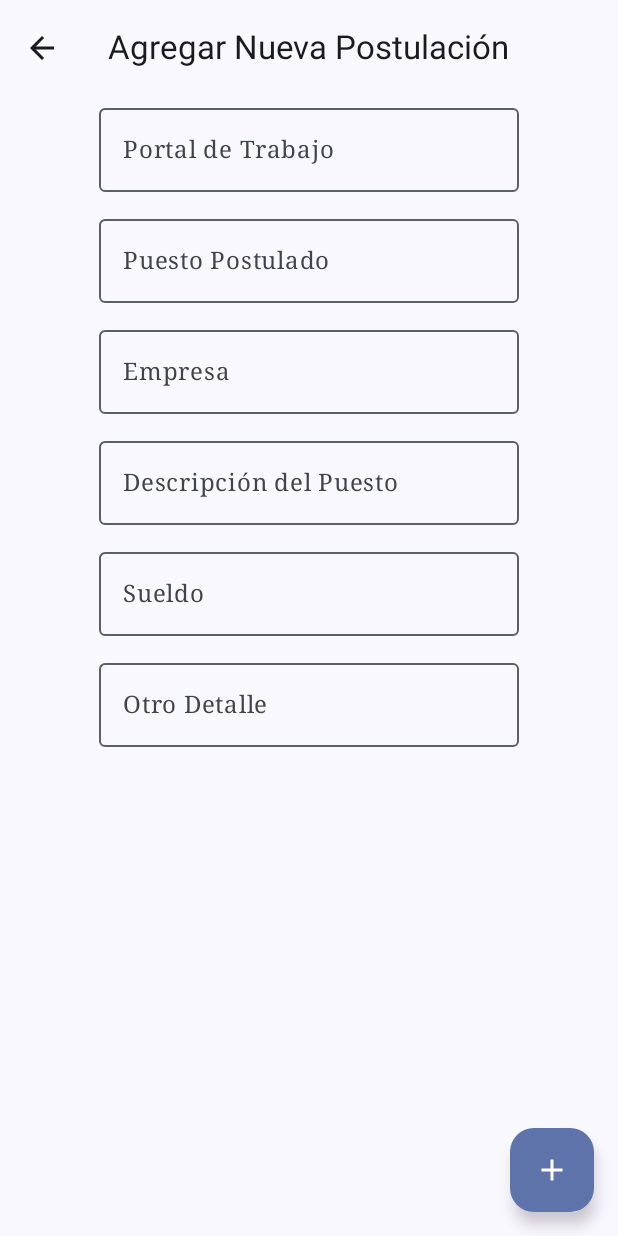
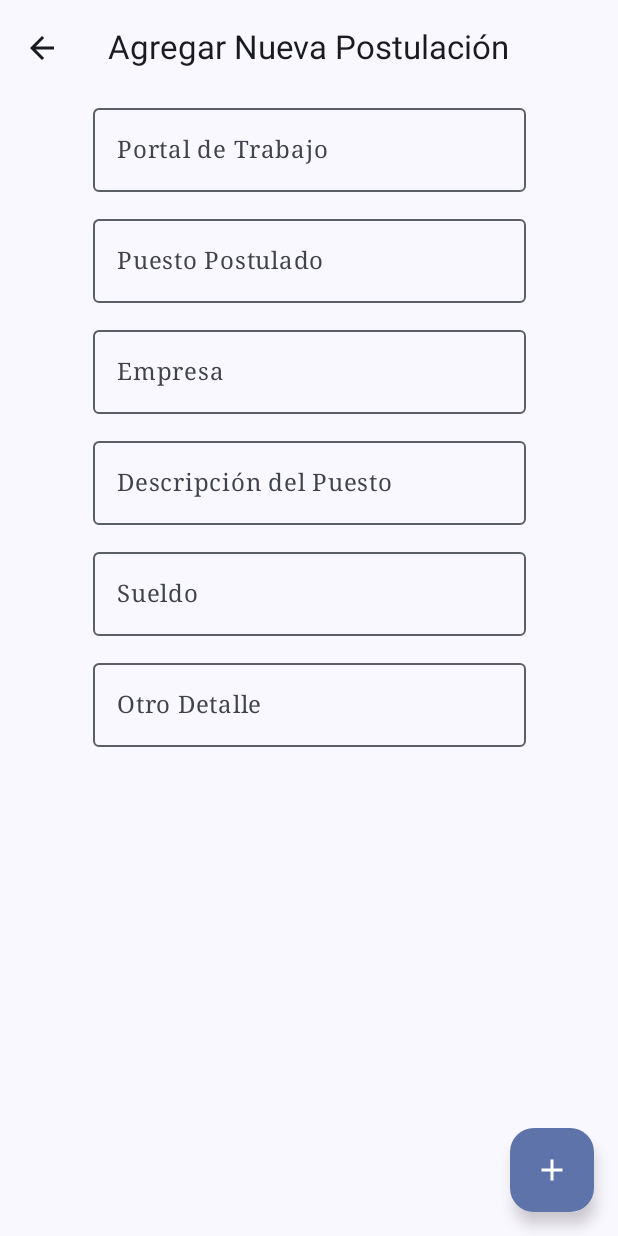
Before and after one commit to justerbass/MyJobMap, an Android app built with Jetpack Compose: the NewJob screen opened through its navigation route, on a phone screen of 412 x 824 dp. Run offline under Robolectric (Android 15) with nearby library versions, the phone set to English and light mode, and no system bars; our stand-ins replace Dagger/Hilt's generated code.

Commit message:
align and arragment newjob texts

```diff
--- a/app/src/main/java/cl/app/myjobmap/view/NewJob.kt
+++ b/app/src/main/java/cl/app/myjobmap/view/NewJob.kt
@@ -1,9 +1,13 @@
 package cl.app.myjobmap.view
 
+import androidx.annotation.FloatRange
 import androidx.compose.foundation.layout.Arrangement
 import androidx.compose.foundation.layout.Column
 import androidx.compose.foundation.layout.fillMaxSize
+import androidx.compose.foundation.layout.fillMaxWidth
 import androidx.compose.foundation.layout.padding
+import androidx.compose.foundation.layout.size
+import androidx.compose.foundation.text.KeyboardOptions
 import androidx.compose.material.icons.Icons
 import androidx.compose.material.icons.automirrored.filled.ArrowBack
 import androidx.compose.material.icons.filled.Add
@@ -21,6 +25,7 @@ import androidx.compose.runtime.remember
 import androidx.compose.ui.Alignment
 import androidx.compose.ui.Modifier
 import androidx.compose.ui.res.stringResource
+import androidx.compose.ui.text.input.KeyboardType
 import androidx.compose.ui.tooling.preview.Preview
 import androidx.navigation.NavController
 import cl.app.myjobmap.R
@@ -37,23 +42,24 @@ import java.time.format.DateTimeFormatter
 fun NewJob(
     navControler: NavController,
     viewModel: PostulationViewModel
-){
-    val postulation = remember { mutableStateOf("")}
-    val company = remember { mutableStateOf("")}
-    val recruiter = remember { mutableStateOf("")}
-    val description = remember { mutableStateOf("")}
-    val salary = remember { mutableStateOf("")}
-    val other = remember { mutableStateOf("")}
-    val date = remember { mutableStateOf("")}
-    val answer = remember { mutableStateOf("")}
+) {
+    val postulation = remember { mutableStateOf("") }
+    val company = remember { mutableStateOf("") }
+    val recruiter = remember { mutableStateOf("") }
+    val description = remember { mutableStateOf("") }
+    val salary = remember { mutableStateOf("") }
+    val other = remember { mutableStateOf("") }
+    val date = remember { mutableStateOf("") }
+    val answer = remember { mutableStateOf("") }
 
-    Scaffold (
+    Scaffold(
         topBar = {
             CenterAlignedTopAppBar(
                 navigationIcon = {
                     IconButton(onClick = { navControler.navigate(Screen.MainView.route) }
-                        ) {
-                        Icon(imageVector = Icons.AutoMirrored.Filled.ArrowBack,
+                    ) {
+                        Icon(
+                            imageVector = Icons.AutoMirrored.Filled.ArrowBack,
                             contentDescription = stringResource(id = R.string.back)
                         )
                     }
@@ -80,52 +86,62 @@ fun NewJob(
                     )
                     viewModel.insertPostulation(newPostulation)
                 }
-            ){
+            ) {
                 Icon(imageVector = Icons.Default.Add, contentDescription = null)
             }
         }
-    ){paddingValues ->
-        Column (
+    ) { paddingValues ->
+        Column(
             modifier = Modifier
                 .padding(paddingValues)
                 .fillMaxSize(),
             verticalArrangement = Arrangement.Top,
             horizontalAlignment = Alignment.CenterHorizontally
-        ){
+        ) {
             OutlinedTextField(
                 value = recruiter.value,
-                onValueChange = {recruiter.value = it},
-                label = { Text(text = stringResource(id = R.string.recruiter)) }
+                onValueChange = { recruiter.value = it },
+                label = { Text(text = stringResource(id = R.string.recruiter)) },
+                singleLine = true,
+                modifier = Modifier.fillMaxWidth(0.7F)
             )
             Separation()
             OutlinedTextField(
                 value = postulation.value,
-                onValueChange = {postulation.value = it},
-                label = { Text(text = stringResource(id = R.string.postulation)) }
+                onValueChange = { postulation.value = it },
+                label = { Text(text = stringResource(id = R.string.postulation)) },
+                modifier = Modifier.fillMaxWidth(0.7F)
             )
             Separation()
             OutlinedTextField(
                 value = company.value,
-                onValueChange = {company.value = it},
-                label = { Text(text = stringResource(id = R.string.company)) }
+                onValueChange = { company.value = it },
+                label = { Text(text = stringResource(id = R.string.company)) },
+                singleLine = true,
+                modifier = Modifier.fillMaxWidth(0.7F)
             )
             Separation()
             OutlinedTextField(
                 value = description.value,
-                onValueChange = {description.value = it},
-                label = { Text(text = stringResource(id = R.string.description)) }
+                onValueChange = { description.value = it },
+                label = { Text(text = stringResource(id = R.string.description)) },
+                modifier = Modifier.fillMaxWidth(0.7F)
             )
             Separation()
             OutlinedTextField(
                 value = salary.value,
-                onValueChange = {salary.value = it},
-                label = { Text(text = stringResource(id = R.string.salary)) }
+                onValueChange = { salary.value = it },
+                label = { Text(text = stringResource(id = R.string.salary)) },
+                keyboardOptions = KeyboardOptions(keyboardType = KeyboardType.Number),
+                singleLine = true,
+                modifier = Modifier.fillMaxWidth(0.7F)
             )
             Separation()
             OutlinedTextField(
                 value = other.value,
-                onValueChange = {other.value = it},
-                label = { Text(text = stringResource(id = R.string.other)) }
+                onValueChange = { other.value = it },
+                label = { Text(text = stringResource(id = R.string.other)) },
+                modifier = Modifier.fillMaxWidth(0.7F)
             )
             Separation()
             answer.value = stringResource(id = R.string.no_answer)
```
